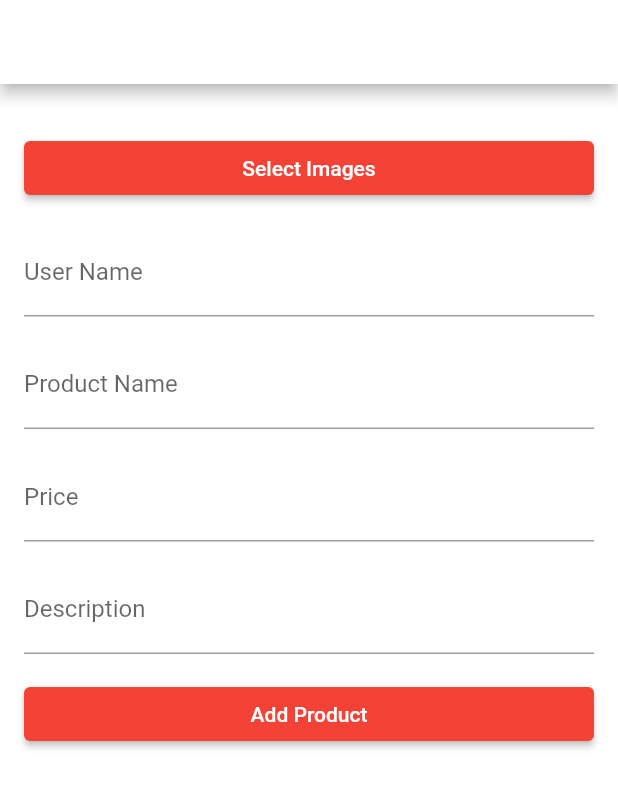
After one commit to cyberianzed/pro_agro, a Flutter app: the AddProductPage screen opened directly, after a tap on "Add Product", on a phone screen of 412 x 824 dp. The commit adds this screen. Shown: the top 788 px of the screen. Run offline on Flutter 3.47's test engine with Material 2 defaults, Android fonts, the phone set to English and light mode, and no system bars; our stand-ins replace cloud_firestore, firebase_auth, firebase_core, firebase_storage, flutter_rating_bar, flutter_svg and 8 more; accounts and stored records are empty.

Commit message:
add product

```diff
--- /dev/null
+++ b/lib/modules/pages/homepage/app/features/explore/controllers/addproduct_controller.dart
@@ -0,0 +1,88 @@
+import 'dart:io';
+import 'package:flutter/material.dart';
+import 'package:cloud_firestore/cloud_firestore.dart';
+import 'package:image_picker/image_picker.dart';
+import 'package:firebase_storage/firebase_storage.dart' as firebase_storage;
+import 'package:get/get.dart';
+import 'package:intl/intl.dart';
+
+class AddProductController extends GetxController {
+  final TextEditingController userNameController = TextEditingController();
+  final TextEditingController nameController = TextEditingController();
+  final TextEditingController priceController = TextEditingController();
+  final TextEditingController descriptionController = TextEditingController();
+  final RxList<File> selectedImages = <File>[].obs;
+
+  Future<void> pickImages() async {
+    final ImagePicker picker = ImagePicker();
+    final List<XFile> imageList = await picker.pickMultiImage(imageQuality: 85);
+
+    selectedImages.value =
+        imageList.map((XFile image) => File(image.path)).toList();
+  }
+
+  Future<String?> uploadImage(File image) async {
+    final firebase_storage.Reference storageRef =
+        firebase_storage.FirebaseStorage.instance.ref().child('images');
+
+    // Generate a unique filename for the image
+    final timestamp = DateFormat('yyyyMMdd_HHmmss').format(DateTime.now());
+    final originalFilename = image.path.split('/').last;
+    final fileName = '${timestamp}_$originalFilename';
+
+    final firebase_storage.UploadTask uploadTask =
+        storageRef.child(fileName).putFile(image);
+    final firebase_storage.TaskSnapshot snapshot = await uploadTask;
+    final String downloadUrl = await snapshot.ref.getDownloadURL();
+
+    return downloadUrl;
+  }
+
+  Future<void> addProduct() async {
+    final String userName = userNameController.text;
+    final String name = nameController.text;
+    final double price = double.parse(priceController.text);
+    final String description = descriptionController.text;
+
+    List<String?> imageUrllist = [];
+
+    for (File image in selectedImages) {
+      String? imageUrl = await uploadImage(image);
+      imageUrllist.add(imageUrl);
+    }
+
+    // Create a new product document
+    final CollectionReference productsCollection =
+        FirebaseFirestore.instance.collection('products');
+    await productsCollection.add({
+      'name': name,
+      'price': price,
+      'username': userName,
+      'images': imageUrllist,
+      'description': description,
+    });
+
+    // Clear the text fields and selected images
+    userNameController.clear();
+    nameController.clear();
+    priceController.clear();
+    descriptionController.clear();
+    selectedImages.clear();
+
+    // Show a success message
+    Get.dialog(
+      AlertDialog(
+        title: const Text('Success'),
+        content: const Text('Product added successfully!'),
+        actions: <Widget>[
+          TextButton(
+            child: const Text('OK'),
+            onPressed: () {
+              Get.back();
+            },
+          ),
+        ],
+      ),
+    );
+  }
+}
--- /dev/null
+++ b/lib/modules/pages/homepage/app/features/explore/screens/addproduct_screen.dart
@@ -0,0 +1,81 @@
+import 'dart:io';
+import 'package:flutter/material.dart';
+import 'package:get/get.dart';
+import '../controllers/addproduct_controller.dart';
+
+class AddProductPage extends GetView<AddProductController> {
+  AddProductPage({super.key});
+  final AddProductController _controller = Get.put(AddProductController());
+
+  @override
+  Widget build(BuildContext context) {
+    return Scaffold(
+      appBar: AppBar(
+        title: const Text('Add Product'),
+      ),
+      body: Padding(
+        padding: const EdgeInsets.all(16.0),
+        child: ListView(
+          children: [
+            const SizedBox(height: 16.0),
+            ElevatedButton(
+              onPressed: _controller.pickImages,
+              child: const Text('Select Images'),
+            ),
+            const SizedBox(height: 16.0),
+            Obx(
+              () => GridView.builder(
+                shrinkWrap: true,
+                physics: const NeverScrollableScrollPhysics(),
+                gridDelegate: const SliverGridDelegateWithFixedCrossAxisCount(
+                  crossAxisCount: 3,
+                  crossAxisSpacing: 8.0,
+                  mainAxisSpacing: 8.0,
+                ),
+                itemCount: _controller.selectedImages.length,
+                itemBuilder: (BuildContext context, int index) {
+                  final File image = _controller.selectedImages[index];
+                  return Image.file(image);
+                },
+              ),
+            ),
+            TextField(
+              controller: _controller.userNameController,
+              decoration: const InputDecoration(
+                labelText: 'User Name',
+              ),
+            ),
+            const SizedBox(height: 16.0),
+            TextField(
+              controller: _controller.nameController,
+              decoration: const InputDecoration(
+                labelText: 'Product Name',
+              ),
+            ),
+            const SizedBox(height: 16.0),
+            TextField(
+              controller: _controller.priceController,
+              keyboardType: TextInputType.number,
+              decoration: const InputDecoration(
+                labelText: 'Price',
+              ),
+            ),
+            const SizedBox(height: 16.0),
+            TextField(
+              controller: _controller.descriptionController,
+              maxLines: null,
+              decoration: const InputDecoration(
+                labelText: 'Description',
+              ),
+            ),
+            const SizedBox(height: 16.0),
+            ElevatedButton(
+              onPressed: _controller.addProduct,
+              child: const Text('Add Product'),
+            ),
+          ],
+        ),
+      ),
+    );
+  }
+}
--- a/lib/modules/pages/homepage/app/utils/services/model/product.dart
+++ b/lib/modules/pages/homepage/app/utils/services/model/product.dart
@@ -4,11 +4,11 @@ import 'package:flutter/material.dart';
 class Product {
   final String id;
   final String idUser;
-  final List<ImageProvider> images;
   final String name;
   final double price;
+  final String description;
+  final List<ImageProvider> images;
   final bool isFavorite;
-  final String description;
   final int totalViews;
   final int totalReview;
   final double rating;
--- a/lib/modules/pages/homepage/app/utils/services/src/product_service.dart
+++ b/lib/modules/pages/homepage/app/utils/services/src/product_service.dart
@@ -66,6 +66,7 @@ class ProductService {
     id: "23456",
     idUser: "fwg345",
     images: [
+      AssetImage(ImageRasterPath.pestControlSpray),
       AssetImage(ImageRasterPath.pestControlSpray),
     ],
     name: "Pest Control Spray",
--- a/pubspec.yaml
+++ b/pubspec.yaml
@@ -28,8 +28,8 @@ dependencies:
   tab_indicator_styler: ^2.0.0
   table_calendar: ^3.0.9
   intl: ^0.18.1
-  firebase_storage: ^11.2.1
-  image_picker: ^0.8.7+5
+  firebase_storage: ^11.2.3
+  image_picker: ^0.8.9
 
 dev_dependencies:
   flutter_test:
```
Also changed, not shown: lib/controllers/auth_controller.dart (+1 -20 lines), lib/model/user_data.dart (added, +34 -0 lines), lib/model/user_profile.dart (deleted, +0 -56 lines), lib/modules/pages/homepage/app/features/explore/screens/explore_screen.dart (+8 -0 lines), lib/modules/pages/profilepage/profile_page.dart (+7 -5 lines), lib/modules/auth/login_screen.dart (line endings or trailing spaces), pubspec.lock.
